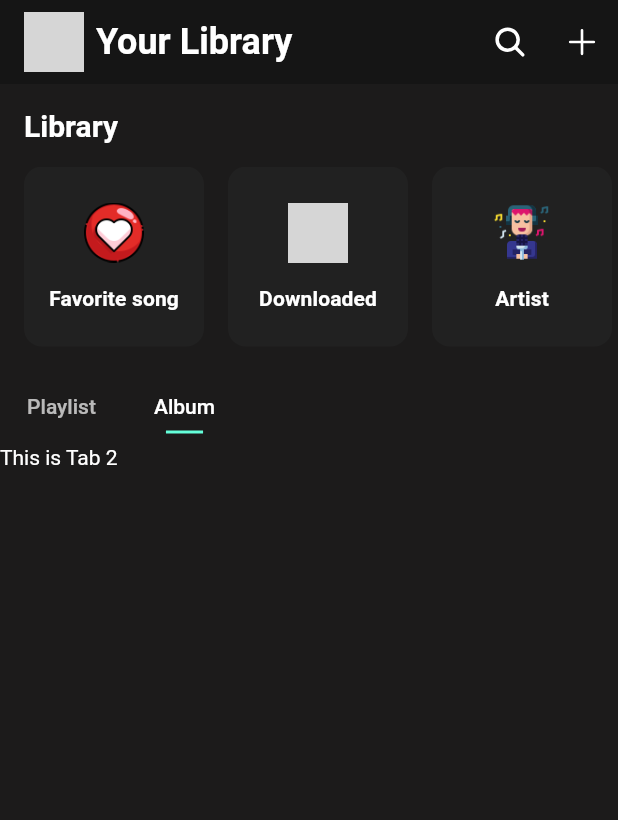
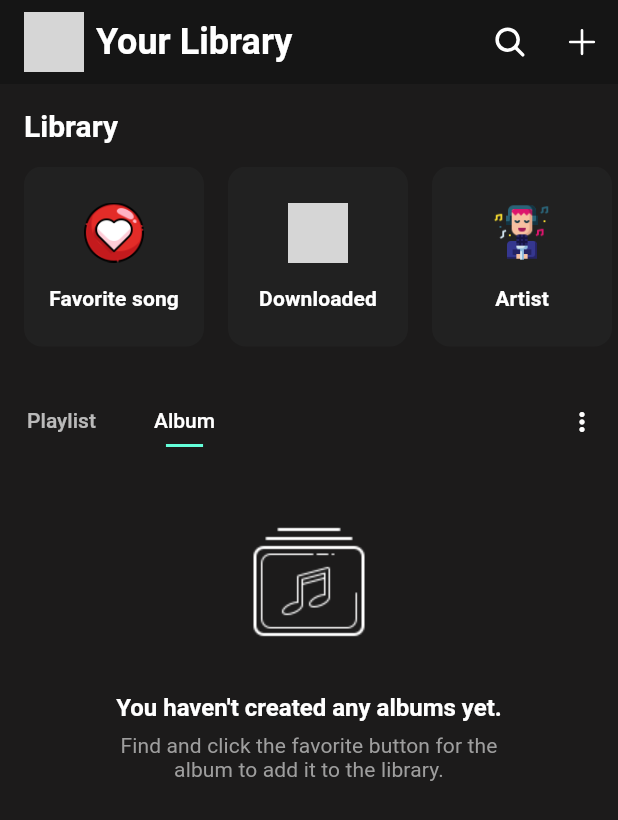
Before and after one commit to volam130601/Demo_Spotify_App, a Flutter app: the LibraryScreen screen opened directly, tab 2 chosen, on a phone screen of 412 x 824 dp. Shown: the top 820 px of the screen. Run offline on Flutter 3.47's test engine with Material 2 defaults, Android fonts, the light colour scheme and no system bars; our stand-ins replace cached_network_image, cloud_firestore, firebase_core, flutter_iconly, flutter_svg, font_awesome_flutter and 6 more; missing offline and left inert: list_tile_switch; accounts and stored records are empty; network calls fail; grey boxes are pictures that could not be loaded.

Commit message:
feat/library: Implement Library UI - incomplete

```diff
--- a/lib/views/library/library_screen.dart
+++ b/lib/views/library/library_screen.dart
@@ -3,8 +3,6 @@ import 'package:demo_spotify_app/res/constants/default_constant.dart';
 import 'package:demo_spotify_app/views/home/components/selection_title.dart';
 import 'package:flutter/material.dart';
 import 'package:ionicons/ionicons.dart';
-import 'package:provider/single_child_widget.dart';
-
 import '../../models/category/category_library.dart';
 
 class LibraryScreen extends StatefulWidget {
@@ -35,12 +33,24 @@ class _LibraryScreenState extends State<LibraryScreen>
     return Scaffold(
       appBar: buildAppBar(context),
       body: SingleChildScrollView(
+        physics: const BouncingScrollPhysics(),
+        scrollDirection: Axis.vertical,
+        child: Column(
+          crossAxisAlignment: CrossAxisAlignment.start,
+          children: [
+            SizedBox(
+              height: 200,
               child: Column(
                 crossAxisAlignment: CrossAxisAlignment.start,
                 children: [
                   const SelectionTitle(title: 'Library'),
                   buildListLibrary(),
-            paddingHeight(1),
+                ],
+              ),
+            ),
+            Row(
+              mainAxisAlignment: MainAxisAlignment.spaceBetween,
+              children: [
                 SizedBox(
                   height: 50,
                   width: 180,
@@ -56,18 +66,77 @@ class _LibraryScreenState extends State<LibraryScreen>
                         top: defaultPadding / 2,
                         bottom: defaultPadding / 2,
                         right: defaultPadding),
-                indicatorPadding:
-                    const EdgeInsets.symmetric(horizontal: defaultPadding / 2),
+                    indicatorPadding: const EdgeInsets.symmetric(
+                        horizontal: defaultPadding / 2),
                   ),
                 ),
+                IconButton(
+                  onPressed: () {},
+                  icon: const Icon(
+                    Icons.more_vert,
+                    size: 20,
+                  ),
+                )
+              ],
+            ),
             SizedBox(
-              height: 500,
+              height: 200 + (70 * 8),
               child: TabBarView(
                 controller: _tabController,
-                physics: const BouncingScrollPhysics(),
+                physics: const BouncingScrollPhysics(
+                    decelerationRate: ScrollDecelerationRate.fast),
                 children: [
+                  buildTabPlaylist(context),
                   Container(
+                    child: Column(
+                      crossAxisAlignment: CrossAxisAlignment.center,
+                      children: [
+                        paddingHeight(2),
+                        Image.asset(
+                          'assets/images/library/album_none.png',
+                          color: Colors.white,
+                        ),
+                        paddingHeight(1.5),
+                        Text(
+                          'You haven\'t created any albums yet.',
+                          style: Theme.of(context).textTheme.titleMedium,
+                        ),
+                        paddingHeight(0.5),
+                        Padding(
+                          padding: const EdgeInsets.symmetric(
+                              horizontal: defaultPadding * 4),
+                          child: Text(
+                            'Find and click the favorite button for the album to add it to the library.',
+                            style: Theme.of(context)
+                                .textTheme
+                                .titleSmall
+                                ?.copyWith(
+                                  color: Colors.grey,
+                                  fontWeight: FontWeight.w400,
+                                ),
+                            textAlign: TextAlign.center,
+                          ),
+                        ),
+                      ],
+                    ),
+                  ),
+                ],
+              ),
+            ),
+          ],
+        ),
+      ),
+    );
+  }
+
+  Container buildTabPlaylist(BuildContext context) {
+    return Container(
       padding: const EdgeInsets.only(top: defaultPadding),
+      child: SizedBox(
+        height: 70 * 8,
+        child: SingleChildScrollView(
+          physics: const BouncingScrollPhysics(
+              decelerationRate: ScrollDecelerationRate.fast),
           child: Column(
             crossAxisAlignment: CrossAxisAlignment.start,
             children: [
@@ -75,15 +144,14 @@ class _LibraryScreenState extends State<LibraryScreen>
                 onTap: () {},
                 child: ListTile(
                   contentPadding: const EdgeInsets.symmetric(
-                                vertical: defaultPadding / 4,
-                                horizontal: defaultPadding),
+                      vertical: defaultPadding / 4, horizontal: defaultPadding),
                   leading: Container(
                     width: 50,
                     height: 50,
                     decoration: BoxDecoration(
                       color: Colors.grey.shade800,
-                                borderRadius: BorderRadius.circular(
-                                    defaultBorderRadius / 2),
+                      borderRadius:
+                          BorderRadius.circular(defaultBorderRadius / 2),
                     ),
                     child: const Center(
                       child: Icon(Ionicons.add, size: 30),
@@ -107,10 +175,7 @@ class _LibraryScreenState extends State<LibraryScreen>
                     ),
                     Text(
                       'Heard a lot',
-                                style: Theme.of(context)
-                                    .textTheme
-                                    .titleSmall
-                                    ?.copyWith(
+                      style: Theme.of(context).textTheme.titleSmall?.copyWith(
                           fontSize: 14,
                           color: Colors.grey,
                           fontWeight: FontWeight.w400),
@@ -119,39 +184,59 @@ class _LibraryScreenState extends State<LibraryScreen>
                 ),
               ),
               paddingHeight(1),
-                        ListTile(
-                          leading: Container(
+              ...Iterable<int>.generate(5).map(
+                (e) => SizedBox(
+                  height: 70,
+                  child: InkWell(
+                    onTap: () {},
+                    child: ListTile(
+                      contentPadding: const EdgeInsets.symmetric(
+                          horizontal: defaultPadding),
+                      leading: Stack(children: [
+                        Container(
                           width: 50,
-                            height: 50,
                           decoration: BoxDecoration(
-                              color: Colors.grey.shade800,
-                              borderRadius: BorderRadius.circular(
-                                  defaultBorderRadius / 2),
-                            ),
-                            child: const Center(
-                              child: Icon(Ionicons.add, size: 30),
+                            borderRadius:
+                                BorderRadius.circular(defaultBorderRadius / 2),
+                            image: const DecorationImage(
+                              image:
+                                  AssetImage('assets/images/music_default.jpg'),
+                              fit: BoxFit.cover,
                             ),
                           ),
+                        ),
+                        Container(
+                          width: 50,
+                          decoration: BoxDecoration(
+                            borderRadius:
+                                BorderRadius.circular(defaultBorderRadius / 2),
+                            image: const DecorationImage(
+                              image: CachedNetworkImageProvider(
+                                  'https://e-cdns-images.dzcdn.net/images/playlist/7ff3e69ac26739df33ff53cf31e7259b/250x250-000000-80-0-0.jpg'),
+                              fit: BoxFit.cover,
+                            ),
+                          ),
+                        ),
+                      ]),
                       title: Text(
-                            'Add playlist',
+                        'Giai điệu chữa lành',
                         style: Theme.of(context).textTheme.titleMedium,
                       ),
                       subtitle: Text(
-                            'Add playlist',
-                            style: Theme.of(context).textTheme.titleSmall?.copyWith(color: Colors.grey, fontWeight: FontWeight.w400),
+                        'Spotify',
+                        style: Theme.of(context).textTheme.titleSmall?.copyWith(
+                            color: Colors.grey, fontWeight: FontWeight.w400),
                       ),
-                          trailing: IconButton(onPressed: () {} , icon: const Icon(Ionicons.heart_outline),),
-                        )
-                      ],
+                      trailing: IconButton(
+                        onPressed: () {},
+                        icon: const Icon(Ionicons.heart_outline),
                       ),
                     ),
-                  Container(
-                    child: const Text('This is Tab 2'),
+                  ),
+                ),
               ),
             ],
           ),
-            ),
-          ],
         ),
       ),
     );
```
Also changed, not shown: assets/images/library/album_none.png (added). Lines whose indentation alone changed are shown as unchanged.
